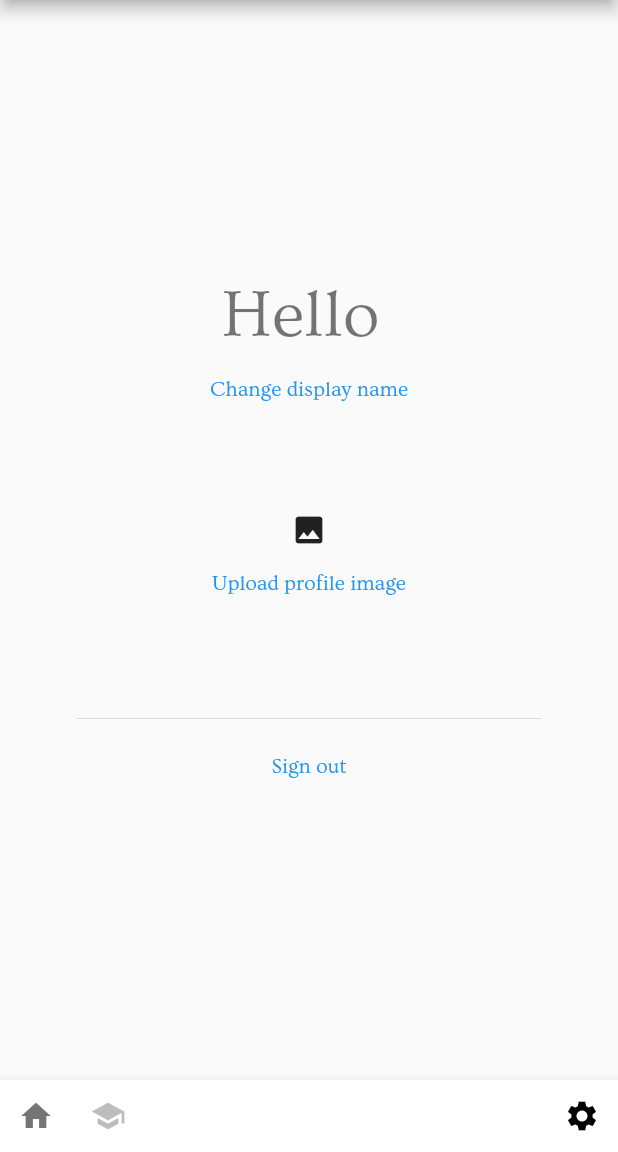
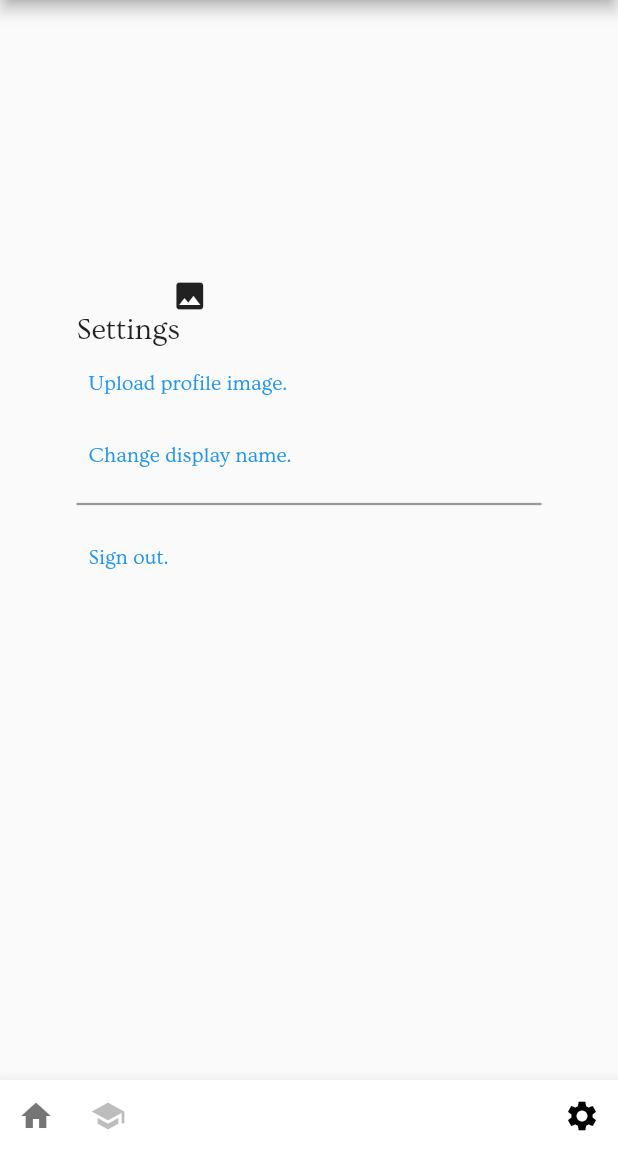
Before and after one commit to thomasfischersm/social_learning, a Flutter app: the ProfilePage screen opened by its route, on a phone screen of 412 x 824 dp, the part 84-1236 px from its top. Run offline on Flutter 3.47's test engine with Material 2 defaults, Android fonts, the phone set to English and light mode, and no system bars; our stand-ins replace cloud_firestore, firebase_auth, firebase_core, firebase_storage, image_picker, shared_preferences; missing offline and left inert: dart:html, firebase_ui_auth; accounts and stored records are empty; generated files the repository leaves out were written again; network calls fail.

Commit message:
Applied 2.0 design to the profile page. Also, fixed the implementation of the circular shape for the profile image.

```diff
--- a/lib/ui_foundation/profile_image_widget.dart
+++ b/lib/ui_foundation/profile_image_widget.dart
@@ -13,7 +13,6 @@
 }
 
 class ProfileImageWidgetState extends State<ProfileImageWidget> {
-
   String? _profilePhotoUrl;
   String? _lastProfileFireStoragePath;
 
@@ -30,12 +29,10 @@
     }
     var profilePhotoUrl = _profilePhotoUrl;
     if (profilePhotoUrl != null) {
-      return Container(width: 50, height: 50,
-          decoration: BoxDecoration(
-              shape: BoxShape.circle,
-              image: DecorationImage(
-                  fit: BoxFit.scaleDown,
-                  image: NetworkImage(profilePhotoUrl))));
+      return CircleAvatar(
+            backgroundImage: NetworkImage(profilePhotoUrl),
+            maxRadius: 100,
+          );
     } else {
       return const Icon(Icons.photo);
     }
--- a/lib/ui_foundation/profile_page.dart
+++ b/lib/ui_foundation/profile_page.dart
@@ -7,6 +7,8 @@
 
 import 'package:firebase_auth/firebase_auth.dart' as auth;
 import 'package:social_learning/data/user_functions.dart';
+import 'package:social_learning/ui_foundation/custom_text_styles.dart';
+import 'package:social_learning/ui_foundation/custom_ui_constants.dart';
 import 'package:social_learning/ui_foundation/profile_image_widget.dart';
 
 import '../data/course.dart';
@@ -35,43 +37,53 @@
       bottomNavigationBar: const BottomBar(),
       body: Center(
           child: Container(
-                constraints: const BoxConstraints(
-                    maxWidth: 310, maxHeight: 350),
+              constraints: const BoxConstraints(maxWidth: 310, maxHeight: 350),
               child: Consumer<ApplicationState>(
                   builder: (context, applicationState, child) {
                 return Column(
+                  crossAxisAlignment: CrossAxisAlignment.start,
                   children: [
+                    Row(
+                      children: [
+                        Expanded(
+                            flex: 1,
+                            child: Padding(
+                              padding: const EdgeInsets.only(right: 4),
+                              child: ProfileImageWidget(applicationState
+                                  .currentUser?.profileFireStoragePath),
+                            )),
+                        Expanded(
+                          flex: 1,
+                          child: Text(
+                            applicationState.userDisplayName ??
+                                '<pick a display name>',
+                            style: CustomTextStyles.subHeadline,
+                          ),
+                        ),
+                      ],
+                    ),
                     Text(
-                              'Hello ${applicationState.userDisplayName ??
-                                  '<pick a display name>'}',
-                              style: Theme
-                                  .of(context)
-                                  .textTheme
-                                  .headline3,
+                      'Settings',
+                      style: CustomTextStyles.subHeadline,
                     ),
-                            TextButton(
-                              onPressed: () {
-                                showDisplayNameDialog(
-                                    context, applicationState);
-                              },
-                              child: const Text('Change display name'),
-                            ),
-                            const Spacer(),
-                            ProfileImageWidget(
-                                applicationState.currentUser
-                                    ?.profileFireStoragePath),
                     TextButton(
                         onPressed: () {
                           _pickProfileImage(context);
                         },
-                                child: const Text('Upload profile image')),
-                            const Spacer(),
-                            const Divider(),
+                        child: const Text('Upload profile image.')),
                     TextButton(
-                                onPressed: () =>
-                                    Navigator.pushNamed(
+                      onPressed: () {
+                        showDisplayNameDialog(context, applicationState);
+                      },
+                      child: const Text('Change display name.'),
+                    ),
+                    Padding(
+                        padding: const EdgeInsets.only(bottom: 4),
+                        child: CustomUiConstants.getDivider()),
+                    TextButton(
+                        onPressed: () => Navigator.pushNamed(
                             context, NavigationEnum.signOut.route),
-                                child: const Text("Sign out")),
+                        child: const Text("Sign out.")),
                   ],
                 );
               }))),
```
Also changed, not shown: lib/ui_foundation/lesson_detail_page.dart (+34 -10 lines). Lines whose indentation alone changed are shown as unchanged.
